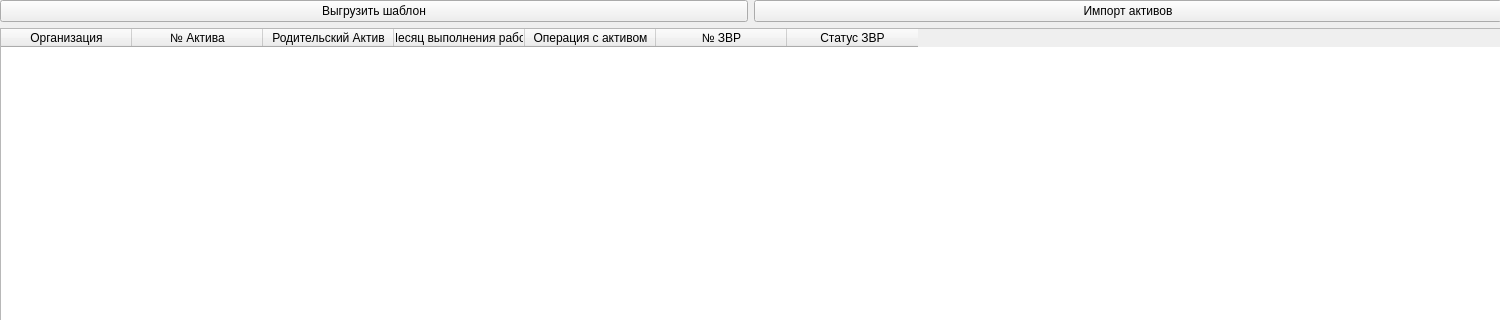
This is interface/Annual_volume_planning.ui in Graf35/Planning-project as Qt 5 draws it before an edit; both pictures show x 0 to 1500 and y 0 to 320 of the 1500 by 639 pixel window. The edited form follows.
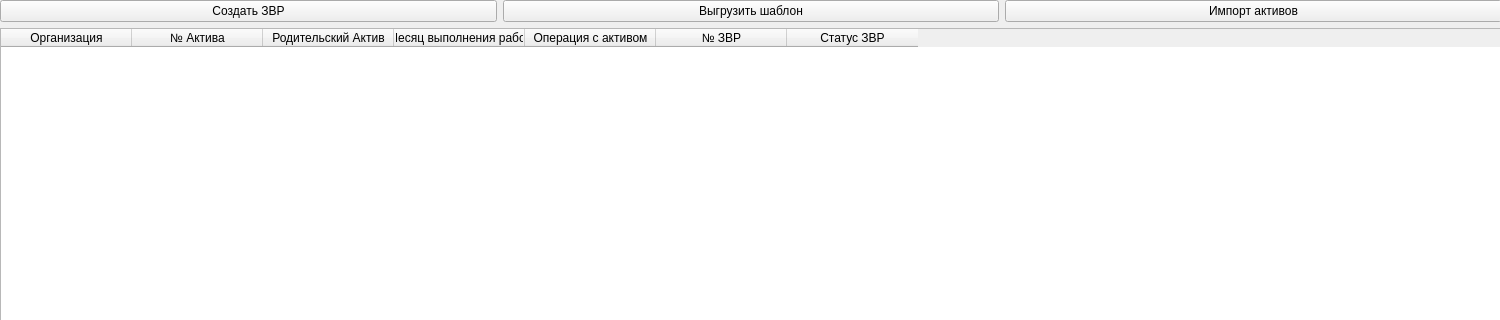
This is the edited form.

```diff
--- a/interface/Annual_volume_planning.ui
+++ b/interface/Annual_volume_planning.ui
@@ -56,6 +56,13 @@
     <layout class="QVBoxLayout" name="verticalLayout">
      <item>
       <layout class="QHBoxLayout" name="horizontalLayout">
+       <item>
+        <widget class="QPushButton" name="pushButton_3">
+         <property name="text">
+          <string>Создать ЗВР</string>
+         </property>
+        </widget>
+       </item>
        <item>
         <widget class="QPushButton" name="pushButton">
          <property name="text">
```
